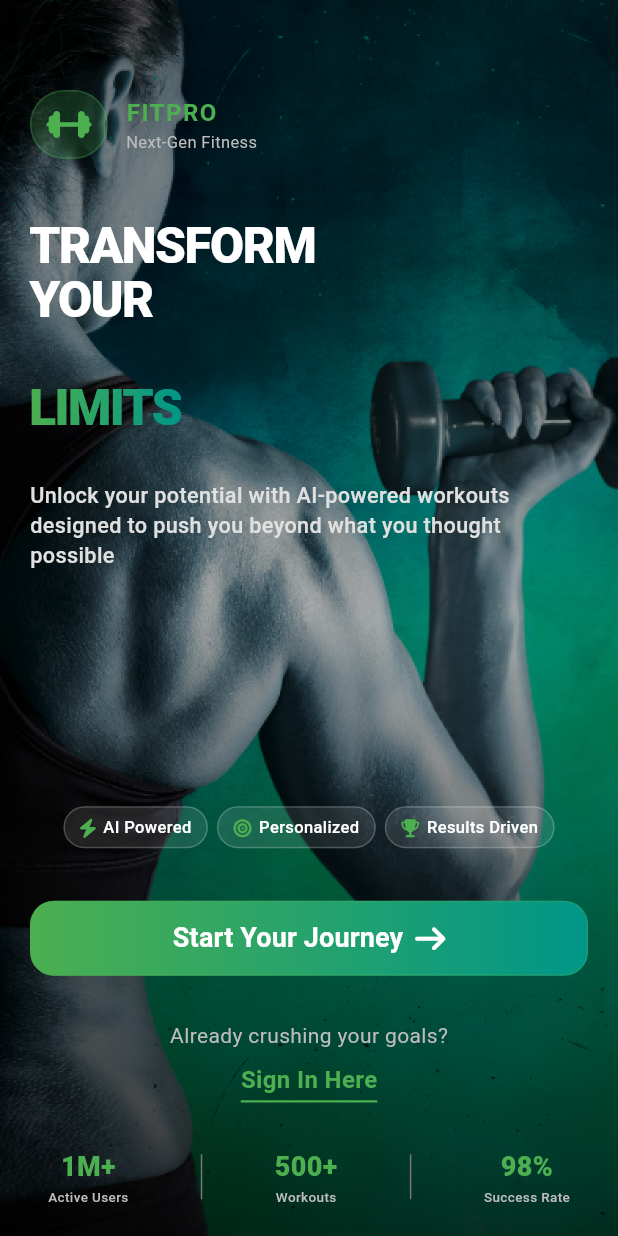
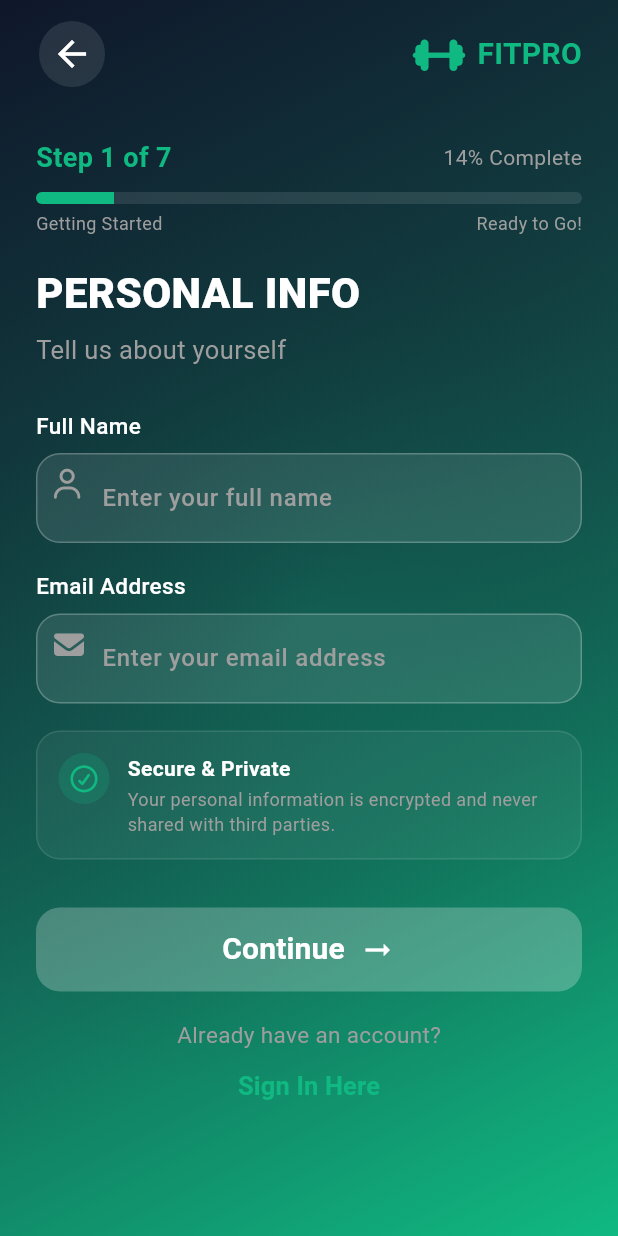
Before and after one commit to L3andro-Just1no/ShapeFLow, a Flutter app: the screen it shows after launch, after a tap on "Start Your Journey", on a phone screen of 412 x 824 dp. Run offline on Flutter 3.47's test engine with Material 3 defaults, Android fonts, the phone set to English and light mode, and no system bars; our stand-ins replace font_awesome_flutter, go_router.

Commit message:
signup first step done

```diff
--- a/lib/screens/onboarding_screen.dart
+++ b/lib/screens/onboarding_screen.dart
@@ -3,6 +3,7 @@ import 'package:font_awesome_flutter/font_awesome_flutter.dart';
 import 'package:provider/provider.dart';
 import '../providers/app_provider.dart';
 import 'signin_screen.dart';
+import 'signup_screen.dart';
 
 class OnboardingScreen extends StatelessWidget {
   const OnboardingScreen({super.key});
@@ -182,7 +183,11 @@ class OnboardingScreen extends StatelessWidget {
                            height: 50,
                            child: ElevatedButton(
                              onPressed: () {
-                               context.read<AppProvider>().setOnboarded(true);
+                               Navigator.of(context).push(
+                                 MaterialPageRoute(
+                                   builder: (context) => const SignUpScreen(),
+                                 ),
+                               );
                              },
                              style: ElevatedButton.styleFrom(
                                backgroundColor: Colors.transparent,
--- /dev/null
+++ b/lib/screens/signup_screen.dart
@@ -0,0 +1,516 @@
+import 'package:flutter/material.dart';
+import 'package:font_awesome_flutter/font_awesome_flutter.dart';
+
+class SignUpScreen extends StatefulWidget {
+  const SignUpScreen({Key? key}) : super(key: key);
+
+  @override
+  State<SignUpScreen> createState() => _SignUpScreenState();
+}
+
+class _SignUpScreenState extends State<SignUpScreen> {
+  int currentStep = 1;
+  final int totalSteps = 7;
+  final TextEditingController fullNameController = TextEditingController();
+  final TextEditingController emailController = TextEditingController();
+
+  List<Map<String, String>> steps = [
+    {'title': 'Personal Info', 'description': 'Tell us about yourself'},
+    {'title': 'Fitness Goals', 'description': 'What do you want to achieve?'},
+    {'title': 'Experience', 'description': 'Your fitness background'},
+    {'title': 'Preferences', 'description': 'Workout preferences'},
+    {'title': 'Schedule', 'description': 'When do you workout?'},
+    {'title': 'Health Info', 'description': 'Any health considerations'},
+    {'title': 'Account Setup', 'description': 'Create your account'},
+  ];
+
+  @override
+  void dispose() {
+    fullNameController.dispose();
+    emailController.dispose();
+    super.dispose();
+  }
+
+  double get progressPercentage => (currentStep / totalSteps) * 100;
+
+  bool get isStepValid =>
+      fullNameController.text.trim().isNotEmpty && emailController.text.trim().isNotEmpty;
+
+  void handleNext() {
+    if (currentStep < totalSteps) {
+      setState(() {
+        currentStep++;
+      });
+    }
+  }
+
+  void handleBack() {
+    if (currentStep > 1) {
+      setState(() {
+        currentStep--;
+      });
+    }
+  }
+
+  @override
+  Widget build(BuildContext context) {
+    return Scaffold(
+      body: Stack(
+        children: [
+          // Background gradients/patterns
+          Container(
+            decoration: const BoxDecoration(
+              gradient: LinearGradient(
+                begin: Alignment.topLeft,
+                end: Alignment.bottomRight,
+                colors: [
+                  Color(0xFF0f172a), // slate-900
+                  Color(0xFF134e4a), // teal-900
+                  Color(0xFF10b981), // emerald-900
+                ],
+              ),
+            ),
+          ),
+          // Radial overlay
+          Container(
+            decoration: BoxDecoration(
+              gradient: RadialGradient(
+                center: Alignment.center,
+                radius: 0.8,
+                colors: [
+                  const Color(0x1A10b981), // emerald-400, 10% opacity
+                  Colors.transparent,
+                ],
+                stops: const [0.0, 1.0],
+              ),
+            ),
+          ),
+          // Linear overlay
+          Container(
+            decoration: BoxDecoration(
+              gradient: LinearGradient(
+                begin: Alignment.topLeft,
+                end: Alignment.bottomRight,
+                colors: [
+                  Colors.transparent,
+                  const Color(0x0D10b981), // emerald-400, 5% opacity
+                  Colors.transparent,
+                ],
+                stops: const [0.25, 0.5, 0.75],
+              ),
+            ),
+          ),
+          // Content
+          SafeArea(
+            child: SingleChildScrollView(
+              child: Padding(
+                padding: const EdgeInsets.symmetric(horizontal: 24.0, vertical: 12.0),
+                child: Column(
+                  crossAxisAlignment: CrossAxisAlignment.stretch,
+                  children: [
+                    // Header
+                    Row(
+                      mainAxisAlignment: MainAxisAlignment.spaceBetween,
+                      children: [
+                        IconButton(
+                          icon: const Icon(Icons.arrow_back, color: Colors.white, size: 28),
+                          onPressed: () => Navigator.of(context).pop(),
+                          padding: const EdgeInsets.all(8),
+                          style: ButtonStyle(
+                            backgroundColor: MaterialStateProperty.all(Colors.white.withOpacity(0.1)),
+                            overlayColor: MaterialStateProperty.all(Colors.white.withOpacity(0.2)),
+                            shape: MaterialStateProperty.all(const CircleBorder()),
+                          ),
+                        ),
+                        Row(
+                          children: const [
+                            FaIcon(FontAwesomeIcons.dumbbell, color: Color(0xFF10b981), size: 28),
+                            SizedBox(width: 8),
+                            Text(
+                              'FITPRO',
+                              style: TextStyle(
+                                color: Color(0xFF10b981),
+                                fontWeight: FontWeight.bold,
+                                fontSize: 20,
+                              ),
+                            ),
+                          ],
+                        ),
+                      ],
+                    ),
+                    const SizedBox(height: 32),
+                    // Progress Section
+                    Column(
+                      crossAxisAlignment: CrossAxisAlignment.stretch,
+                      children: [
+                        Row(
+                          mainAxisAlignment: MainAxisAlignment.spaceBetween,
+                          children: [
+                            Text(
+                              'Step $currentStep of $totalSteps',
+                              style: const TextStyle(
+                                color: Color(0xFF10b981),
+                                fontWeight: FontWeight.bold,
+                                fontSize: 18,
+                              ),
+                            ),
+                            Text(
+                              '${progressPercentage.round()}% Complete',
+                              style: const TextStyle(
+                                color: Colors.grey,
+                                fontSize: 14,
+                              ),
+                            ),
+                          ],
+                        ),
+                        const SizedBox(height: 10),
+                        // Progress Bar
+                        Column(
+                          crossAxisAlignment: CrossAxisAlignment.stretch,
+                          children: [
+                            ClipRRect(
+                              borderRadius: BorderRadius.circular(8),
+                              child: LinearProgressIndicator(
+                                value: progressPercentage / 100,
+                                minHeight: 8,
+                                backgroundColor: Colors.white10,
+                                valueColor: const AlwaysStoppedAnimation<Color>(Color(0xFF10b981)),
+                              ),
+                            ),
+                            const SizedBox(height: 4),
+                            Row(
+                              mainAxisAlignment: MainAxisAlignment.spaceBetween,
+                              children: const [
+                                Text('Getting Started', style: TextStyle(color: Colors.grey, fontSize: 12)),
+                                Text('Ready to Go!', style: TextStyle(color: Colors.grey, fontSize: 12)),
+                              ],
+                            ),
+                          ],
+                        ),
+                        const SizedBox(height: 18),
+                        // Current Step Info
+                        Text(
+                          steps[currentStep - 1]['title']!.toUpperCase(),
+                          style: const TextStyle(
+                            color: Colors.white,
+                            fontWeight: FontWeight.w900,
+                            fontSize: 28,
+                          ),
+                        ),
+                        const SizedBox(height: 6),
+                        Text(
+                          steps[currentStep - 1]['description']!,
+                          style: const TextStyle(
+                            color: Colors.grey,
+                            fontSize: 17,
+                          ),
+                        ),
+                      ],
+                    ),
+                    const SizedBox(height: 28),
+                    // Form Content
+                    if (currentStep == 1)
+                      Column(
+                        crossAxisAlignment: CrossAxisAlignment.stretch,
+                        children: [
+                          // Full Name
+                          const Text(
+                            'Full Name',
+                            style: TextStyle(
+                              color: Colors.white,
+                              fontWeight: FontWeight.w500,
+                              fontSize: 15,
+                            ),
+                          ),
+                          const SizedBox(height: 8),
+                          Stack(
+                            children: [
+                              TextField(
+                                controller: fullNameController,
+                                style: const TextStyle(color: Colors.white),
+                                decoration: InputDecoration(
+                                  hintText: 'Enter your full name',
+                                  hintStyle: const TextStyle(color: Colors.grey),
+                                  filled: true,
+                                  fillColor: Colors.white10,
+                                  prefixIcon: const Padding(
+                                    padding: EdgeInsets.only(left: 12, right: 8),
+                                    child: FaIcon(FontAwesomeIcons.user, color: Colors.grey, size: 20),
+                                  ),
+                                  prefixIconConstraints: BoxConstraints(minWidth: 40, minHeight: 40),
+                                  contentPadding: const EdgeInsets.symmetric(vertical: 18, horizontal: 16),
+                                  border: OutlineInputBorder(
+                                    borderRadius: BorderRadius.circular(16),
+                                    borderSide: const BorderSide(color: Colors.white24),
+                                  ),
+                                  enabledBorder: OutlineInputBorder(
+                                    borderRadius: BorderRadius.circular(16),
+                                    borderSide: const BorderSide(color: Colors.white24),
+                                  ),
+                                  focusedBorder: OutlineInputBorder(
+                                    borderRadius: BorderRadius.circular(16),
+                                    borderSide: const BorderSide(color: Color(0xFF10b981)),
+                                  ),
+                                ),
+                                onChanged: (_) => setState(() {}),
+                              ),
+                              if (fullNameController.text.isNotEmpty)
+                                const Positioned(
+                                  right: 16,
+                                  top: 0,
+                                  bottom: 0,
+                                  child: Center(
+                                    child: FaIcon(FontAwesomeIcons.checkCircle, color: Color(0xFF10b981), size: 20),
+                                  ),
+                                ),
+                            ],
+                          ),
+                          const SizedBox(height: 18),
+                          // Email
+                          const Text(
+                            'Email Address',
+                            style: TextStyle(
+                              color: Colors.white,
+                              fontWeight: FontWeight.w500,
+                              fontSize: 15,
+                            ),
+                          ),
+                          const SizedBox(height: 8),
+                          Stack(
+                            children: [
+                              TextField(
+                                controller: emailController,
+                                keyboardType: TextInputType.emailAddress,
+                                style: const TextStyle(color: Colors.white),
+                                decoration: InputDecoration(
+                                  hintText: 'Enter your email address',
+                                  hintStyle: const TextStyle(color: Colors.grey),
+                                  filled: true,
+                                  fillColor: Colors.white10,
+                                  prefixIcon: const Padding(
+                                    padding: EdgeInsets.only(left: 12, right: 8),
+                                    child: FaIcon(FontAwesomeIcons.solidEnvelope, color: Colors.grey, size: 20),
+                                  ),
+                                  prefixIconConstraints: BoxConstraints(minWidth: 40, minHeight: 40),
+                                  contentPadding: const EdgeInsets.symmetric(vertical: 18, horizontal: 16),
+                                  border: OutlineInputBorder(
+                                    borderRadius: BorderRadius.circular(16),
+                                    borderSide: const BorderSide(color: Colors.white24),
+                                  ),
+                                  enabledBorder: OutlineInputBorder(
+                                    borderRadius: BorderRadius.circular(16),
+                                    borderSide: const BorderSide(color: Colors.white24),
+                                  ),
+                                  focusedBorder: OutlineInputBorder(
+                                    borderRadius: BorderRadius.circular(16),
+                                    borderSide: const BorderSide(color: Color(0xFF10b981)),
+                                  ),
+                                ),
+                                onChanged: (_) => setState(() {}),
+                              ),
+                              if (emailController.text.isNotEmpty)
+                                const Positioned(
+                                  right: 16,
+                                  top: 0,
+                                  bottom: 0,
+                                  child: Center(
+                                    child: FaIcon(FontAwesomeIcons.checkCircle, color: Color(0xFF10b981), size: 20),
+                                  ),
+                                ),
+                            ],
+                          ),
+                          const SizedBox(height: 18),
+                          // Info Card
+                          Container(
+                            decoration: BoxDecoration(
+                              color: Colors.white.withOpacity(0.05),
+                              borderRadius: BorderRadius.circular(16),
+                              border: Border.all(color: Colors.white10),
+                            ),
+                            padding: const EdgeInsets.all(14),
+                            child: Row(
+                              crossAxisAlignment: CrossAxisAlignment.start,
+                              children: [
+                                Container(
+                                  padding: const EdgeInsets.all(8),
+                                  decoration: BoxDecoration(
+                                    color: const Color(0x3310b981),
+                                    borderRadius: BorderRadius.circular(50),
+                                  ),
+                                  child: const FaIcon(FontAwesomeIcons.checkCircle, color: Color(0xFF10b981), size: 18),
+                                ),
+                                const SizedBox(width: 12),
+                                Expanded(
+                                  child: Column(
+                                    crossAxisAlignment: CrossAxisAlignment.start,
+                                    children: const [
+                                      Text(
+                                        'Secure & Private',
+                                        style: TextStyle(color: Colors.white, fontWeight: FontWeight.w600, fontSize: 14),
+                                      ),
+                                      SizedBox(height: 2),
+                                      Text(
+                                        'Your personal information is encrypted and never shared with third parties.',
+                                        style: TextStyle(color: Colors.grey, fontSize: 12, height: 1.4),
+                                      ),
+                                    ],
+                                  ),
+                                ),
+                              ],
+                            ),
+                          ),
+                        ],
+                      ),
+                    if (currentStep > 1)
+                      Container(
+                        height: 180,
+                        alignment: Alignment.center,
+                        child: Column(
+                          mainAxisAlignment: MainAxisAlignment.center,
+                          children: [
+                            Container(
+                              width: 60,
+                              height: 60,
+                              decoration: BoxDecoration(
+                                color: const Color(0x3310b981),
+                                borderRadius: BorderRadius.circular(30),
+                              ),
+                              child: const Center(
+                                child: FaIcon(FontAwesomeIcons.dumbbell, color: Color(0xFF10b981), size: 32),
+                              ),
+                            ),
+                            const SizedBox(height: 16),
+                            Text(
+                              'Step $currentStep',
+                              style: const TextStyle(color: Colors.white, fontWeight: FontWeight.bold, fontSize: 20),
+                            ),
+                            const SizedBox(height: 6),
+                            Text(
+                              steps[currentStep - 1]['description']!,
+                              style: const TextStyle(color: Colors.grey, fontSize: 15),
+                              textAlign: TextAlign.center,
+                            ),
+                            const SizedBox(height: 8),
+                            const Text(
+                              'This step will be implemented next...',
+                              style: TextStyle(color: Colors.grey, fontSize: 13),
+                            ),
+                          ],
+                        ),
+                      ),
+                    const SizedBox(height: 32),
+                    // Navigation Buttons
+                    Column(
+                      crossAxisAlignment: CrossAxisAlignment.stretch,
+                      children: [
+                        SizedBox(
+                          width: double.infinity,
+                          height: 56,
+                          child: ElevatedButton(
+                            onPressed: (currentStep == 1 && !isStepValid)
+                                ? null
+                                : handleNext,
+                            style: ElevatedButton.styleFrom(
+                              padding: EdgeInsets.zero,
+                              shape: RoundedRectangleBorder(
+                                borderRadius: BorderRadius.circular(16),
+                              ),
+                              elevation: 6,
+                              backgroundColor: Colors.transparent,
+                              shadowColor: const Color(0x4010b981),
+                              disabledBackgroundColor: Colors.white24,
+                            ),
+                            child: Ink(
+                              decoration: BoxDecoration(
+                                gradient: (currentStep == 1 && !isStepValid)
+                                    ? null
+                                    : const LinearGradient(
+                                        colors: [Color(0xFF10b981), Color(0xFF14b8a6)],
+                                      ),
+                                borderRadius: BorderRadius.circular(16),
+                              ),
+                              child: Container(
+                                alignment: Alignment.center,
+                                child: Row(
+                                  mainAxisAlignment: MainAxisAlignment.center,
+                                  mainAxisSize: MainAxisSize.min,
+                                  children: [
+                                    Text(
+                                      currentStep == totalSteps
+                                          ? 'Complete Registration'
+                                          : 'Continue',
+                                      style: const TextStyle(
+                                        color: Colors.white,
+                                        fontWeight: FontWeight.bold,
+                                        fontSize: 20,
+                                      ),
+                                    ),
+                                    const SizedBox(width: 10),
+                                    const Icon(Icons.arrow_right_alt, color: Colors.white, size: 24),
+                                  ],
+                                ),
+                              ),
+                            ),
+                          ),
+                        ),
+                        if (currentStep > 1) ...[
+                          const SizedBox(height: 12),
+                          SizedBox(
+                            width: double.infinity,
+                            height: 48,
+                            child: OutlinedButton.icon(
+                              onPressed: handleBack,
+                              icon: const Icon(Icons.arrow_back, color: Colors.white, size: 20),
+                              label: const Text(
+                                'Back',
+                                style: TextStyle(color: Colors.white, fontSize: 16, fontWeight: FontWeight.w600),
+                              ),
+                              style: OutlinedButton.styleFrom(
+                                backgroundColor: Colors.white10,
+                                side: const BorderSide(color: Colors.white24),
+                                shape: RoundedRectangleBorder(
+                                  borderRadius: BorderRadius.circular(16),
+                                ),
+                                padding: const EdgeInsets.symmetric(vertical: 8),
+                              ),
+                            ),
+                          ),
+                        ],
+                        const SizedBox(height: 18),
+                        // Sign In Link
+                        Column(
+                          children: [
+                            const Text(
+                              'Already have an account?',
+                              style: TextStyle(color: Colors.grey, fontSize: 15),
+                            ),
+                            TextButton(
+                              onPressed: () {
+                                Navigator.of(context).pop();
+                              },
+                              child: const Text(
+                                'Sign In Here',
+                                style: TextStyle(
+                                  color: Color(0xFF10b981),
+                                  fontWeight: FontWeight.bold,
+                                  fontSize: 17,
+                                ),
+                              ),
+                              style: TextButton.styleFrom(
+                                foregroundColor: const Color(0xFF10b981),
+                              ),
+                            ),
+                          ],
+                        ),
+                      ],
+                    ),
+                  ],
+                ),
+              ),
+            ),
+          ),
+        ],
+      ),
+    );
+  }
+}
```
